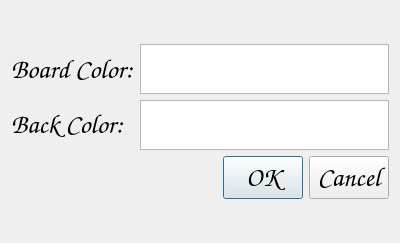
Above: options.ui from AFunProgrammer/reversi before the change. Below: the same form after it.
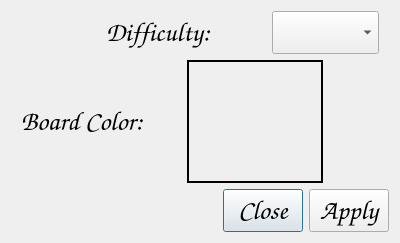
That is the form after the change. Icons and pictures are not drawn.

Commit message: Making options dialog do something (changing board color) Cleaning up Player setup dialog to be more uniform to font and style of app Cleaned up reversi widget to seperate out piece from board creation

What changed in the file:
```diff
--- a/options.ui
+++ b/options.ui
@@ -19,67 +19,176 @@
   <property name="windowTitle">
    <string>Options</string>
   </property>
-  <layout class="QGridLayout" name="gridLayout">
-   <item row="0" column="0">
-    <layout class="QGridLayout" name="gridLayout_2">
-     <property name="bottomMargin">
-      <number>0</number>
-     </property>
-     <item row="2" column="1">
-      <widget class="QDialogButtonBox" name="buttonBox">
-       <property name="standardButtons">
-        <set>QDialogButtonBox::Cancel|QDialogButtonBox::Ok</set>
+  <layout class="QVBoxLayout" name="verticalLayout">
+   <item>
+    <layout class="QHBoxLayout" name="horizontalLayout_2">
+     <item>
+      <spacer name="horizontalSpacer">
+       <property name="orientation">
+        <enum>Qt::Horizontal</enum>
        </property>
+       <property name="sizeType">
+        <enum>QSizePolicy::Expanding</enum>
+       </property>
+       <property name="sizeHint" stdset="0">
+        <size>
+         <width>40</width>
+         <height>40</height>
+        </size>
+       </property>
+      </spacer>
+     </item>
+     <item>
+      <widget class="QLabel" name="lblDifficulty">
+       <property name="minimumSize">
+        <size>
+         <width>160</width>
+         <height>0</height>
+        </size>
+       </property>
+       <property name="text">
+        <string>Difficulty:</string>
+       </property>
       </widget>
      </item>
-     <item row="0" column="0">
+     <item>
+      <widget class="QComboBox" name="cboDifficulty">
+       <property name="currentText">
+        <string/>
+       </property>
+       <property name="placeholderText">
+        <string>1</string>
+       </property>
+      </widget>
+     </item>
+     <item>
+      <spacer name="horizontalSpacer_3">
+       <property name="orientation">
+        <enum>Qt::Horizontal</enum>
+       </property>
+       <property name="sizeType">
+        <enum>QSizePolicy::Fixed</enum>
+       </property>
+       <property name="sizeHint" stdset="0">
+        <size>
+         <width>10</width>
+         <height>20</height>
+        </size>
+       </property>
+      </spacer>
+     </item>
+    </layout>
+   </item>
+   <item>
+    <layout class="QHBoxLayout" name="horizontalLayout">
+     <item>
+      <spacer name="horizontalSpacer_2">
+       <property name="orientation">
+        <enum>Qt::Horizontal</enum>
+       </property>
+       <property name="sizeType">
+        <enum>QSizePolicy::Minimum</enum>
+       </property>
+       <property name="sizeHint" stdset="0">
+        <size>
+         <width>10</width>
+         <height>20</height>
+        </size>
+       </property>
+      </spacer>
+     </item>
+     <item>
       <widget class="QLabel" name="lblBoardColor">
+       <property name="minimumSize">
+        <size>
+         <width>160</width>
+         <height>0</height>
+        </size>
+       </property>
        <property name="text">
         <string>Board Color:</string>
        </property>
       </widget>
      </item>
-     <item row="1" column="0">
-      <widget class="QLabel" name="lblBackColor">
+     <item>
+      <widget class="QLabel" name="ctlBoardColor">
+       <property name="sizePolicy">
+        <sizepolicy hsizetype="Minimum" vsizetype="Preferred">
+         <horstretch>0</horstretch>
+         <verstretch>0</verstretch>
+        </sizepolicy>
+       </property>
+       <property name="frameShape">
+        <enum>QFrame::Panel</enum>
+       </property>
+       <property name="lineWidth">
+        <number>2</number>
+       </property>
        <property name="text">
-        <string>&lt;html&gt;&lt;head/&gt;&lt;body&gt;&lt;p&gt;Back Color:&lt;/p&gt;&lt;/body&gt;&lt;/html&gt;</string>
+        <string/>
        </property>
       </widget>
      </item>
-     <item row="0" column="1">
-      <widget class="QListWidget" name="lstBoardColor">
+     <item>
+      <widget class="QPushButton" name="btnBoardColor">
+       <property name="sizePolicy">
+        <sizepolicy hsizetype="Preferred" vsizetype="Preferred">
+         <horstretch>0</horstretch>
+         <verstretch>0</verstretch>
+        </sizepolicy>
+       </property>
        <property name="maximumSize">
         <size>
-         <width>16777215</width>
-         <height>50</height>
+         <width>50</width>
+         <height>16777215</height>
         </size>
        </property>
-       <property name="frameShadow">
-        <enum>QFrame::Plain</enum>
+       <property name="text">
+        <string/>
        </property>
-       <property name="horizontalScrollBarPolicy">
-        <enum>Qt::ScrollBarAlwaysOff</enum>
+       <property name="icon">
+        <iconset resource="reversiapp.qrc">
+         <normaloff>:/images/tlb-colorwheel</normaloff>:/images/tlb-colorwheel</iconset>
        </property>
-      </widget>
-     </item>
-     <item row="1" column="1">
-      <widget class="QListWidget" name="lstBackColor">
-       <property name="maximumSize">
+       <property name="iconSize">
         <size>
-         <width>16777215</width>
-         <height>50</height>
+         <width>40</width>
+         <height>40</height>
         </size>
        </property>
-       <property name="frameShadow">
-        <enum>QFrame::Plain</enum>
+       <property name="autoDefault">
+        <bool>false</bool>
        </property>
-       <property name="horizontalScrollBarPolicy">
-        <enum>Qt::ScrollBarAlwaysOff</enum>
+       <property name="flat">
+        <bool>true</bool>
        </property>
       </widget>
      </item>
+     <item>
+      <spacer name="horizontalSpacer_4">
+       <property name="orientation">
+        <enum>Qt::Horizontal</enum>
+       </property>
+       <property name="sizeType">
+        <enum>QSizePolicy::Fixed</enum>
+       </property>
+       <property name="sizeHint" stdset="0">
+        <size>
+         <width>10</width>
+         <height>20</height>
+        </size>
+       </property>
+      </spacer>
+     </item>
     </layout>
    </item>
+   <item>
+    <widget class="QDialogButtonBox" name="btnDialogBox">
+     <property name="standardButtons">
+      <set>QDialogButtonBox::Apply|QDialogButtonBox::Close</set>
+     </property>
+    </widget>
+   </item>
   </layout>
  </widget>
  <resources/>
```
Left out of the diff: 4 changed lines with no effect on the pictures. The commit also changes 9 other files.
